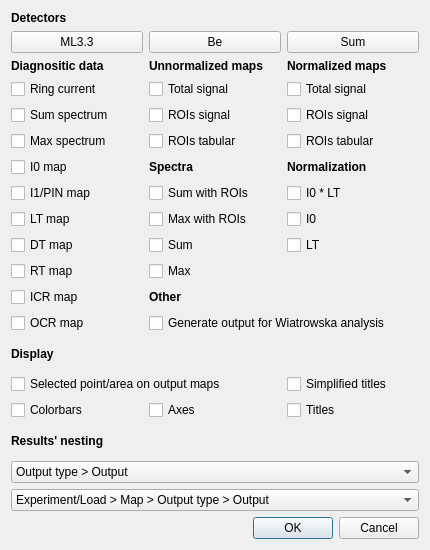
This is analyse.ui in pfilipl/PolyX-XRF-Data-Analyser as Qt 5 draws it before an edit. The edited form follows.
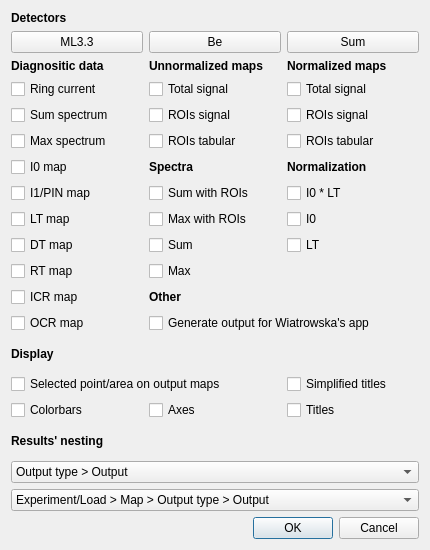
This is the edited form.

Commit message: Choosing normalization in analyse dialog protection

Patch:
```diff
--- a/analyse.ui
+++ b/analyse.ui
@@ -178,7 +178,7 @@
      <item row="10" column="1" colspan="2">
       <widget class="QCheckBox" name="checkBox_GenWiatrowska">
        <property name="text">
-        <string>Generate output for Wiatrowska analysis</string>
+        <string>Generate output for Wiatrowska's app</string>
        </property>
       </widget>
      </item>
```
The commit also changes 1 other file.
